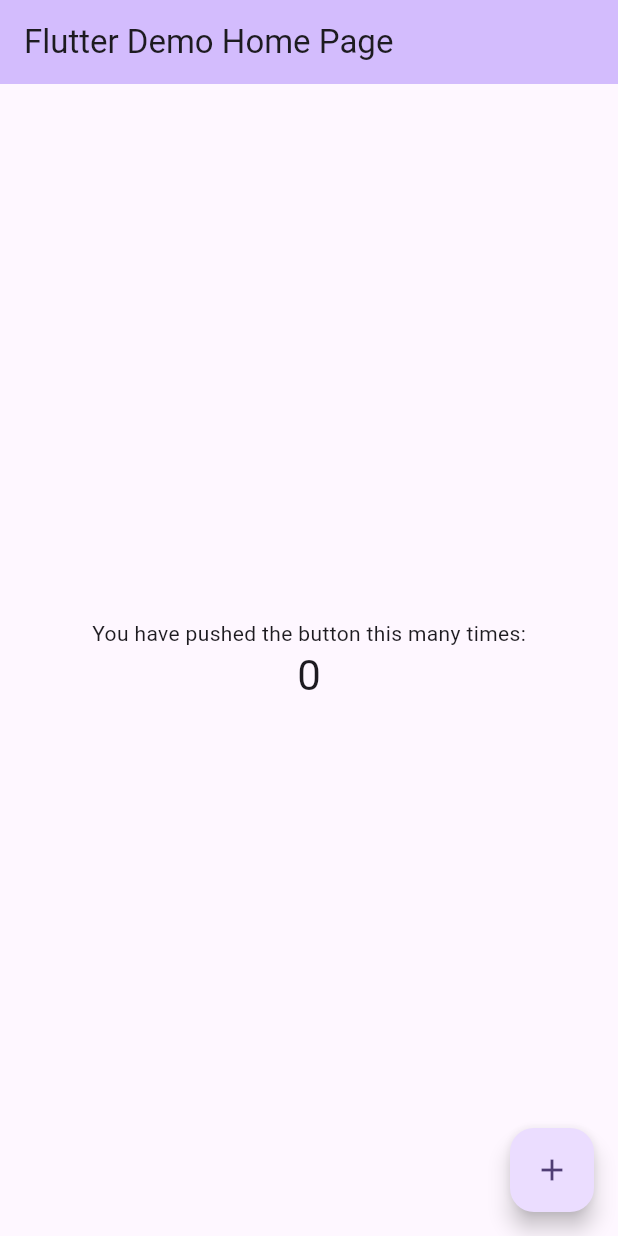
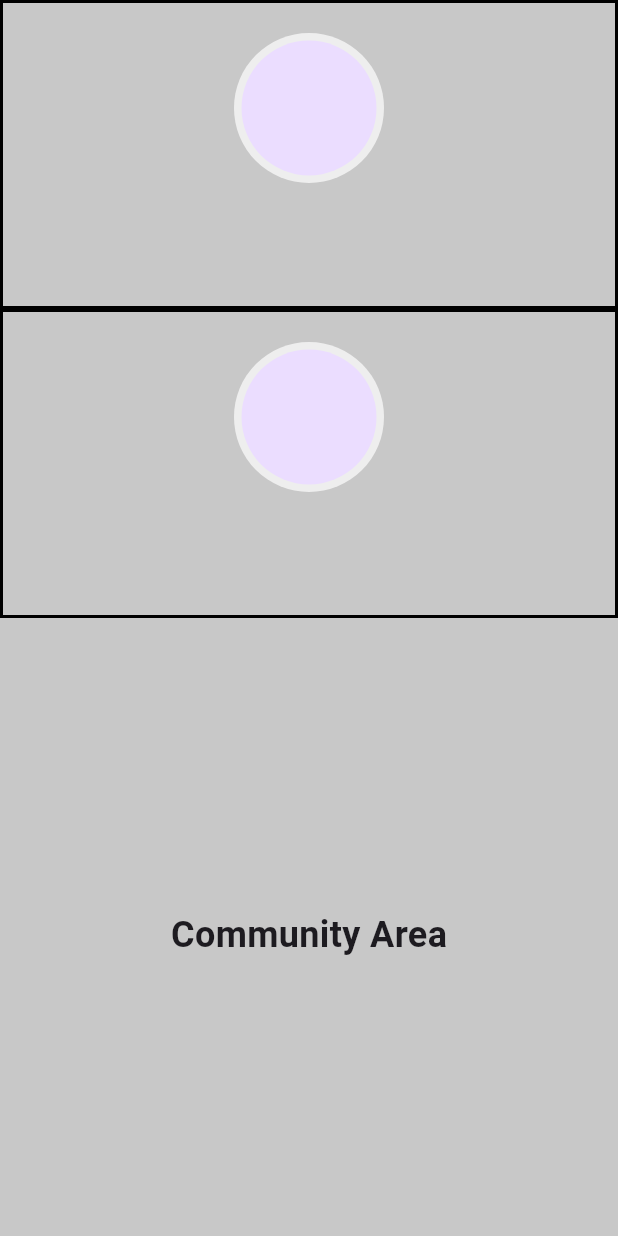
Before and after one commit to Jhutchinson98/HCI_Project, a Flutter app: the screen it shows after launch, on a phone screen of 412 x 824 dp. Run offline on Flutter 3.47's test engine with Material 3 defaults, Android fonts, the phone set to English and light mode, and no system bars.

Commit message:
Home and Character pages created

```diff
--- /dev/null
+++ b/character_project/lib/characterpage.dart
@@ -0,0 +1,17 @@
+// character_page.dart
+
+import 'package:flutter/material.dart';
+
+class CharacterPage extends StatelessWidget {
+  @override
+  Widget build(BuildContext context) {
+    return Scaffold(
+      appBar: AppBar(
+        title: Text('Character Page'),
+      ),
+      body: Center(
+        child: Text('This is the Character Page'),
+      ),
+    );
+  }
+}
--- a/character_project/lib/main.dart
+++ b/character_project/lib/main.dart
@@ -1,4 +1,5 @@
 import 'package:flutter/material.dart';
+import './characterpage.dart';
 
 void main() {
   runApp(const MyApp());
@@ -11,7 +12,7 @@
   @override
   Widget build(BuildContext context) {
     return MaterialApp(
-      title: 'Flutter Demo',
+      title: 'Character Creator Demo',
       theme: ThemeData(
         // This is the theme of your application.
         //
@@ -31,7 +32,7 @@
         colorScheme: ColorScheme.fromSeed(seedColor: Colors.deepPurple),
         useMaterial3: true,
       ),
-      home: const MyHomePage(title: 'Flutter Demo Home Page'),
+      home: const MyHomePage(title: 'Home Page'),
     );
   }
 }
@@ -70,56 +71,99 @@
 
   @override
   Widget build(BuildContext context) {
-    // This method is rerun every time setState is called, for instance as done
-    // by the _incrementCounter method above.
-    //
-    // The Flutter framework has been optimized to make rerunning build methods
-    // fast, so that you can just rebuild anything that needs updating rather
-    // than having to individually change instances of widgets.
     return Scaffold(
-      appBar: AppBar(
-        // TRY THIS: Try changing the color here to a specific color (to
-        // Colors.amber, perhaps?) and trigger a hot reload to see the AppBar
-        // change color while the other colors stay the same.
-        backgroundColor: Theme.of(context).colorScheme.inversePrimary,
-        // Here we take the value from the MyHomePage object that was created by
-        // the App.build method, and use it to set our appbar title.
-        title: Text(widget.title),
+      body: Column(
+        children: <Widget>[
+          Container(
+            decoration: BoxDecoration(
+              color: const Color.fromRGBO(200, 200, 200, 1),
+              border: Border.all(
+                color: Colors.black,
+                width: 2.0,
               ),
-      body: Center(
-        // Center is a layout widget. It takes a single child and positions it
-        // in the middle of the parent.
+            ),
+            height: MediaQuery.of(context).size.height / 4,
+            child: Center(
+              child: profilePic(),
+            ),
+          ),
+          Container(
+            decoration: BoxDecoration(
+              color: const Color.fromRGBO(200, 200, 200, 1),
+              border: Border.all(
+                color: Colors.black,
+                width: 2.0,
+              ),
+            ),
+            height: MediaQuery.of(context).size.height / 4,
+            child: Center(
+              child: profilePic()
+            ),
+          ),
+          Expanded(
+            child: Container(
+              color: const Color.fromRGBO(200, 200, 200, 1),
+              child: Center(
                 child: Column(
-          // Column is also a layout widget. It takes a list of children and
-          // arranges them vertically. By default, it sizes itself to fit its
-          // children horizontally, and tries to be as tall as its parent.
-          //
-          // Column has various properties to control how it sizes itself and
-          // how it positions its children. Here we use mainAxisAlignment to
-          // center the children vertically; the main axis here is the vertical
-          // axis because Columns are vertical (the cross axis would be
-          // horizontal).
-          //
-          // TRY THIS: Invoke "debug painting" (choose the "Toggle Debug Paint"
-          // action in the IDE, or press "p" in the console), to see the
-          // wireframe for each widget.
                   mainAxisAlignment: MainAxisAlignment.center,
                   children: <Widget>[
-            const Text(
-              'You have pushed the button this many times:',
-            ),
+                    const SizedBox(height: 10),
                     Text(
-              '$_counter',
-              style: Theme.of(context).textTheme.headlineMedium,
+                      "Community Area",
+                      style: const TextStyle(
+                          fontWeight: FontWeight.bold, fontSize: 24),
                     ),
                   ],
                 ),
               ),
-      floatingActionButton: FloatingActionButton(
-        onPressed: _incrementCounter,
-        tooltip: 'Increment',
-        child: const Icon(Icons.add),
-      ), // This trailing comma makes auto-formatting nicer for build methods.
+            ),
+          ),
+        ],
+      ),
     );
   }
+
+  // Widget profilePic() {
+  //   return Container(
+  //     child: Column(children: [
+  //       SizedBox(height: 20),
+  //       CircleAvatar(
+  //         radius: 50,
+  //         backgroundColor: Colors.grey.shade200,
+  //         child: const CircleAvatar(
+  //           radius: 45,
+  //           //backgroundImage: AssetImage('assets/images/plant.jpg'),
+  //         ),
+  //       ),
+  //     ]),
+  //   );
+  // }
+
+  Widget profilePic() {
+  return GestureDetector(
+    onTap: () {
+      // Navigate to another page when the profile pic is clicked
+      Navigator.push(
+        context,
+        MaterialPageRoute(builder: (context) => CharacterPage()),
+      );
+    },
+    child: Container(
+      child: Column(
+        children: [
+          SizedBox(height: 20),
+          CircleAvatar(
+            radius: 50,
+            backgroundColor: Colors.grey.shade200,
+            child: const CircleAvatar(
+              radius: 45,
+              //backgroundImage: AssetImage('assets/images/plant.jpg'),
+            ),
+          ),
+        ],
+      ),
+    ),
+  );
 }
+
+}
```
Lines whose indentation alone changed are shown as unchanged.
